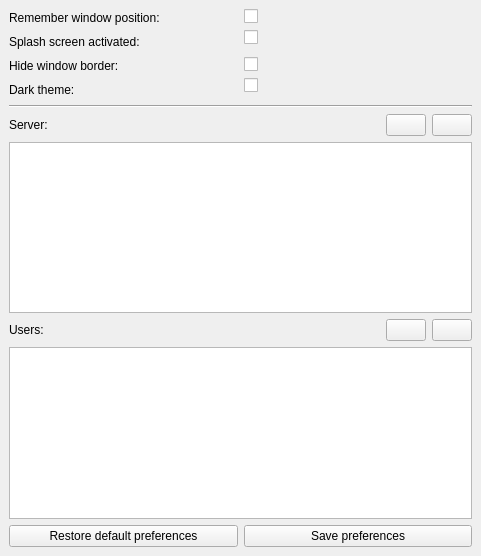
Qt form source/qtdesigner/preferences_ui.ui (MValaguz/Echo) before a commit.
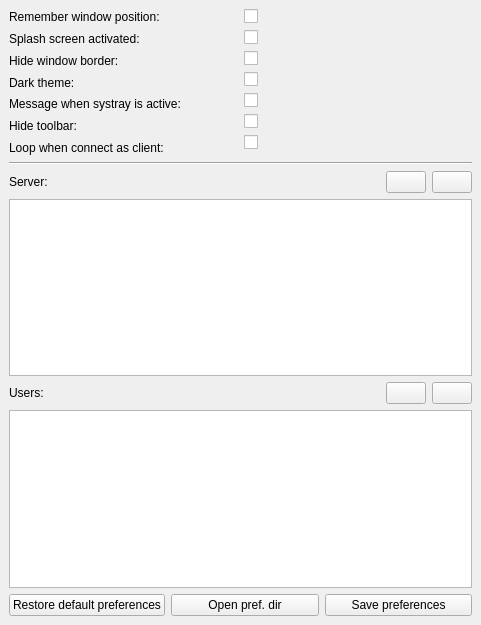
The same form after that commit. Icons and pictures are not drawn.

What changed in the file:
```diff
--- a/source/qtdesigner/preferences_ui.ui
+++ b/source/qtdesigner/preferences_ui.ui
@@ -7,7 +7,7 @@
     <x>0</x>
     <y>0</y>
     <width>481</width>
-    <height>556</height>
+    <height>625</height>
    </rect>
   </property>
   <property name="windowTitle">
@@ -21,7 +21,10 @@
    <layout class="QGridLayout" name="gridLayout_2">
     <item row="0" column="0">
      <layout class="QGridLayout" name="gridLayout">
-      <item row="0" column="0" rowspan="6">
+      <item row="0" column="1">
+       <widget class="QCheckBox" name="e_remember_window_pos"/>
+      </item>
+      <item row="0" column="0" rowspan="8">
        <layout class="QVBoxLayout" name="verticalLayout_3">
         <item>
          <widget class="QLabel" name="label_10">
@@ -63,11 +66,35 @@
           </property>
          </widget>
         </item>
+        <item>
+         <widget class="QLabel" name="label_3">
+          <property name="text">
+           <string>Message when systray is active:</string>
+          </property>
+          <property name="buddy">
+           <cstring>e_message_systray</cstring>
+          </property>
+         </widget>
+        </item>
+        <item>
+         <widget class="QLabel" name="label_4">
+          <property name="text">
+           <string>Hide toolbar:</string>
+          </property>
+          <property name="buddy">
+           <cstring>e_hide_toolbar</cstring>
+          </property>
+         </widget>
+        </item>
+        <item>
+         <widget class="QLabel" name="label_5">
+          <property name="text">
+           <string>Loop when connect as client:</string>
+          </property>
+         </widget>
+        </item>
        </layout>
       </item>
-      <item row="0" column="1">
-       <widget class="QCheckBox" name="e_remember_window_pos"/>
-      </item>
       <item row="1" column="1">
        <widget class="QCheckBox" name="e_default_splash">
         <property name="text">
@@ -75,20 +102,41 @@
         </property>
        </widget>
       </item>
-      <item row="3" column="1">
-       <widget class="QCheckBox" name="e_hide_window_border">
-        <property name="text">
-         <string/>
-        </property>
-       </widget>
-      </item>
       <item row="4" column="1">
+       <widget class="QCheckBox" name="e_message_systray">
+        <property name="text">
+         <string/>
+        </property>
+       </widget>
+      </item>
+      <item row="6" column="1">
+       <widget class="QCheckBox" name="e_loop_when_connect">
+        <property name="text">
+         <string/>
+        </property>
+       </widget>
+      </item>
+      <item row="2" column="1">
+       <widget class="QCheckBox" name="e_hide_window_border">
+        <property name="text">
+         <string/>
+        </property>
+       </widget>
+      </item>
+      <item row="3" column="1">
        <widget class="QCheckBox" name="e_dark_theme">
         <property name="text">
          <string/>
         </property>
        </widget>
       </item>
+      <item row="5" column="1">
+       <widget class="QCheckBox" name="e_hide_toolbar">
+        <property name="text">
+         <string/>
+        </property>
+       </widget>
+      </item>
      </layout>
     </item>
     <item row="1" column="0">
@@ -243,6 +291,17 @@
         </property>
        </widget>
       </item>
+      <item>
+       <widget class="QPushButton" name="b_open_pref_dir">
+        <property name="text">
+         <string>Open pref. dir</string>
+        </property>
+        <property name="icon">
+         <iconset resource="resource.qrc">
+          <normaloff>:/icons/icons/folder.png</normaloff>:/icons/icons/folder.png</iconset>
+        </property>
+       </widget>
+      </item>
       <item>
        <widget class="QPushButton" name="b_save">
         <property name="text">
```
Left out of the diff: 43 changed lines with no effect on the pictures.
